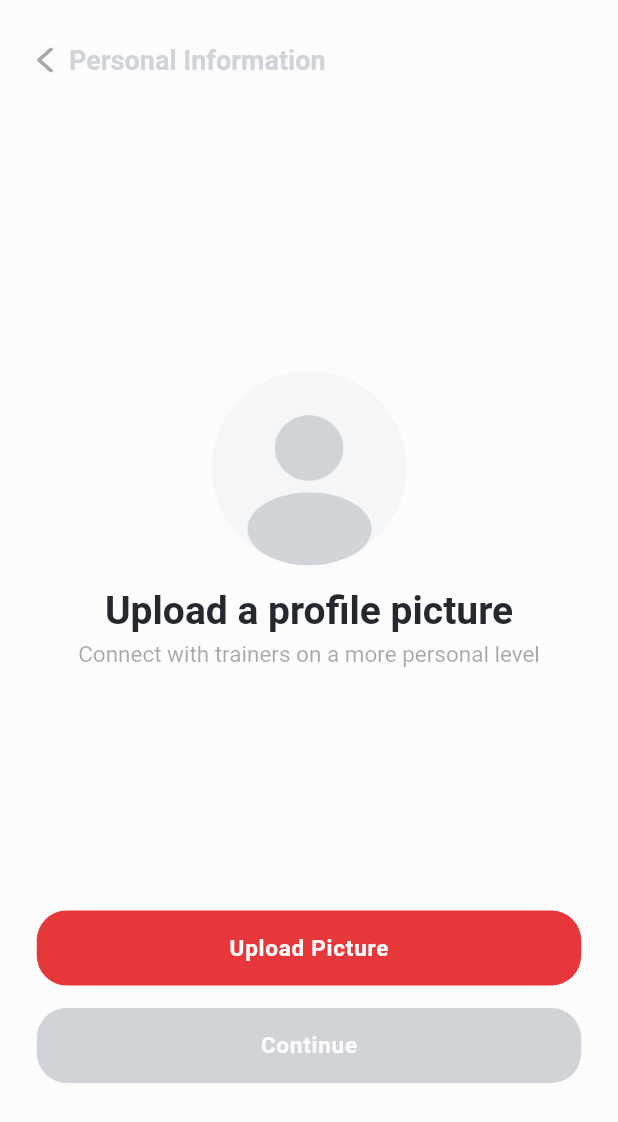
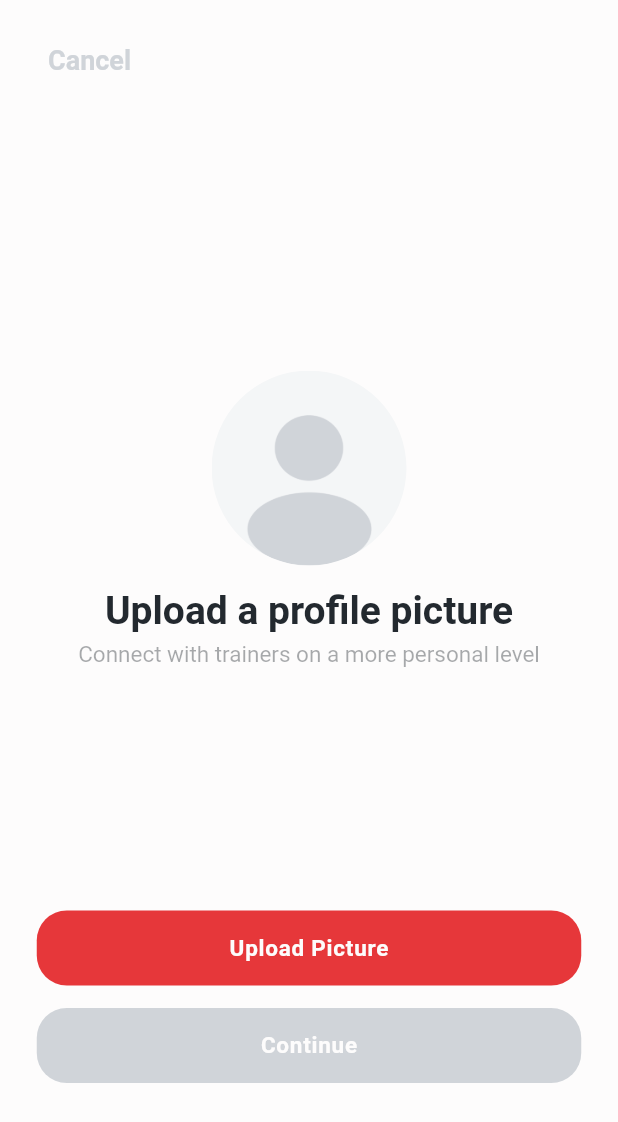
Before and after one commit to SJanvekar/HelloFitsy, a Flutter app: the ProfilePictureUpload screen opened directly, on a phone screen of 412 x 824 dp. Shown: the top 1122 px of the screen. Run offline on Flutter 3.47's test engine with Material 2 defaults, Android fonts, the light colour scheme and no system bars; our stand-ins replace auto_size_text, dio, flutter_bloc, flutter_rating_bar, flutter_svg, fluttertoast and 1 more; missing offline and left inert: google_sign_in_web, sign_in_with_apple_web; Roboto replaces fonts that are missing (SFDisplay).

```diff
--- a/lib/screen/login/components/profilePictureUpload.dart
+++ b/lib/screen/login/components/profilePictureUpload.dart
@@ -39,14 +39,20 @@ class ProfilePictureUpload extends StatelessWidget {
                 child: Row(
                   children: [
                     Padding(
-                      padding: const EdgeInsets.only(right: 10.0),
-                      child: SvgPicture.asset(
-                        'assets/icons/leftArrowSkinny.svg',
-                        color: jetBlack40,
+                      padding: const EdgeInsets.only(
+                        left: 0,
+                      ),
+                      child: TextButton(
+                        onPressed: () {
+                          print("Cancel");
+                          Navigator.of(context).pop(CupertinoPageRoute(
+                              fullscreenDialog: true,
+                              builder: (context) => PersonalInfo()));
+                        },
+                        child:
+                            Text("Cancel", style: logInPageNavigationButtons),
                       ),
                     ),
-                    Text("Personal Information",
-                        style: logInPageNavigationButtons),
                   ],
                 ),
               ),
```
